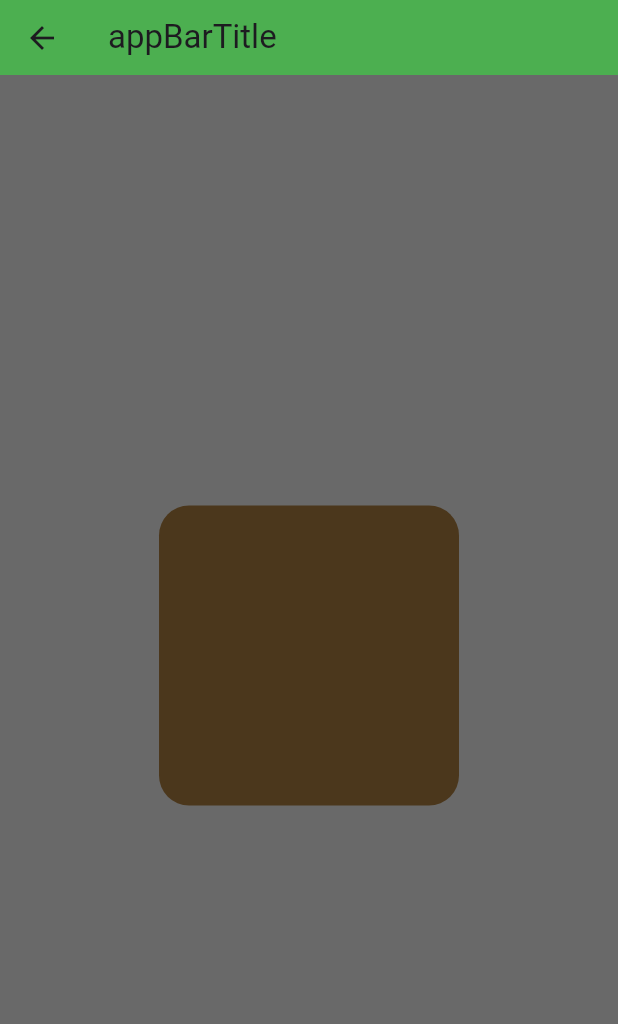
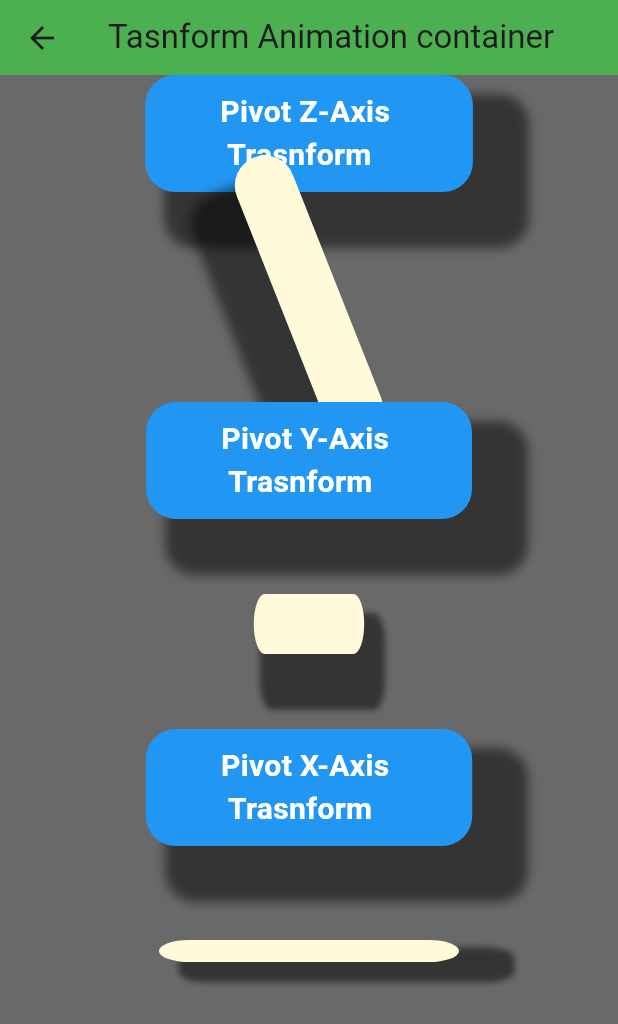
Before and after one commit to GaneshTamang/flutter_animations, a Flutter app: the MCTransformAnimationExample screen opened directly, on a phone screen of 412 x 824 dp. Shown: the top 1024 px of the screen. Run offline on Flutter 3.47's test engine with Material 3 defaults, Android fonts, the phone set to English and light mode, and no system bars.

Commit message:
created rotation animation

```diff
--- a/lib/animtions_types/transform_animation_example.dart
+++ b/lib/animtions_types/transform_animation_example.dart
@@ -1,4 +1,7 @@
+import 'dart:math';
+
 import 'package:flutter/material.dart';
+
 import 'package:flutter_animations/custom_widgets/app_bar.dart';
 
 class MCTransformAnimationExample extends StatefulWidget {
@@ -10,23 +13,181 @@ class MCTransformAnimationExample extends StatefulWidget {
 }
 
 class _MCTransformAnimationExampleState
-    extends State<MCTransformAnimationExample> {
+// ! singleTickerProviderState mixin for vsync
+    extends State<MCTransformAnimationExample>
+    with SingleTickerProviderStateMixin {
+  late AnimationController _animationController;
+  late final Animation _animation;
+  @override
+  void initState() {
+    /*
+    0    0   degree
+    0.5  180 degree
+    1    360 degree
+    */
+    // !for animation created controller with vsync
+
+    _animationController = AnimationController(
+        vsync: this,
+        duration: const Duration(
+          seconds: 10,
+        ));
+    // !  get given tween value i.e. 0-360 or 2*pi .then animate with controller
+    _animation =
+        Tween<double>(begin: 0, end: 2 * pi).animate(_animationController);
+    // ! initiate animate controller  duration for animation duration
+    _animationController.repeat();
+
+    super.initState();
+  }
+
+  // !always dispose  for consistency of app system usage
+  @override
+  void dispose() {
+    _animationController.dispose();
+    super.dispose();
+  }
+
   @override
   Widget build(BuildContext context) {
     return SafeArea(
       child: Scaffold(
-        appBar: const MCAppBAr(appBarTitle: "appBarTitle"),
-        body: Center(
-          child: Container(
-            height: 200,
-            width: 200,
-            decoration: BoxDecoration(
-              color: const Color(0xFF4B371C),
-              borderRadius: BorderRadius.circular(20),
-            ),
+        appBar: const MCAppBAr(appBarTitle: "Tasnform Animation container "),
+        body: SingleChildScrollView(
+          child: Column(
+            mainAxisAlignment: MainAxisAlignment.center,
+            children: [
+              const HeadingWidget(headings: "Pivot Z-Axis \n Trasnform"),
+              Padding(
+                padding: const EdgeInsets.all(50),
+                child: Center(
+                  child: AnimatedBuilder(
+                    animation: _animationController,
+                    builder: (context, child) {
+                      return Transform(
+                        alignment: Alignment.center,
+                        // ! here take ididentity matriz of object ..then rotate pivot from z axis
+                        transform: Matrix4.identity()
+                          ..rotateZ(
+                            _animation.value,
+                          ),
+                        child: const B0xForAnimation(),
+                      );
+                    },
+                  ),
+                ),
+              ),
+              const HeadingWidget(headings: "Pivot Y-Axis \n Trasnform"),
+              Padding(
+                padding: const EdgeInsets.all(50.0),
+                child: Center(
+                  child: AnimatedBuilder(
+                    animation: _animationController,
+                    builder: (context, child) {
+                      return Transform(
+                        alignment: Alignment.center,
+                        // ! here take ididentity matriz of object ..then rotate pivot from z axis
+                        transform: Matrix4.identity()
+                          ..rotateY(
+                            _animation.value,
+                          ),
+                        child: const B0xForAnimation(),
+                      );
+                    },
+                  ),
+                ),
+              ),
+              const HeadingWidget(headings: "Pivot X-Axis \n Trasnform"),
+              Padding(
+                padding: const EdgeInsets.all(50),
+                child: Center(
+                  child: AnimatedBuilder(
+                    animation: _animationController,
+                    builder: (context, child) {
+                      return Transform(
+                        alignment: Alignment.center,
+                        // ! here take ididentity matriz of object ..then rotate pivot from z axis
+                        transform: Matrix4.identity()
+                          ..rotateX(
+                            _animation.value,
+                          ),
+                        child: const B0xForAnimation(),
+                      );
+                    },
+                  ),
+                ),
+              ),
+            ],
           ),
         ),
       ),
     );
   }
 }
+
+class HeadingWidget extends StatelessWidget {
+  final String headings;
+  const HeadingWidget({
+    super.key,
+    required this.headings,
+  });
+
+  @override
+  Widget build(BuildContext context) {
+    return Container(
+      padding: const EdgeInsets.symmetric(
+        horizontal: 50,
+        vertical: 10,
+      ),
+      decoration: BoxDecoration(
+        color: Colors.blue,
+        borderRadius: BorderRadius.circular(20),
+        boxShadow: [
+          BoxShadow(
+            color: Colors.black.withOpacity(0.5),
+            // ! from what  distance from object  shadow will strat to blur
+            blurRadius: 5,
+            //! radius of shadow that will spread
+            spreadRadius: 12,
+            // !distance for shadow how far the shadow will offset
+            offset: const Offset(25, 25),
+          ),
+        ],
+      ),
+      child: Text(
+        headings,
+        style: const TextStyle(
+            fontWeight: FontWeight.bold, color: Colors.white, fontSize: 20),
+      ),
+    );
+  }
+}
+
+class B0xForAnimation extends StatelessWidget {
+  const B0xForAnimation({
+    super.key,
+  });
+
+  @override
+  Widget build(BuildContext context) {
+    return Container(
+      height: 40,
+      width: 200,
+      decoration: BoxDecoration(
+        color: const Color(0xFFFFFADA),
+        borderRadius: BorderRadius.circular(20),
+        boxShadow: [
+          BoxShadow(
+            color: Colors.black.withOpacity(0.5),
+            // ! from what  distance from object  shadow will strat to blur
+            blurRadius: 5,
+            //! radius of shadow that will spread
+            spreadRadius: 12,
+            // !distance for shadow how far the shadow will offset
+            offset: const Offset(25, 25),
+          ),
+        ],
+      ),
+    );
+  }
+}
--- a/lib/custom_widgets/custom_naviagtion_button.dart
+++ b/lib/custom_widgets/custom_naviagtion_button.dart
@@ -14,7 +14,11 @@ class MCMaterialButton extends StatelessWidget {
   Widget build(BuildContext context) {
     return Padding(
       padding: const EdgeInsets.symmetric(horizontal: 20),
+      child: Padding(
+        padding: const EdgeInsets.all(8.0),
         child: Material(
+          // ! 100% opacity
+          color: const Color(0x00000000),
           child: MaterialButton(
             color: Colors.blueAccent,
             onPressed: () {
@@ -27,6 +31,7 @@ class MCMaterialButton extends StatelessWidget {
             child: Text(buttonNAme),
           ),
         ),
+      ),
     );
   }
 }
--- a/lib/main.dart
+++ b/lib/main.dart
@@ -17,7 +17,7 @@
       theme: ThemeData(
         colorScheme: ColorScheme.fromSeed(seedColor: Colors.deepPurple),
         useMaterial3: true,
-        scaffoldBackgroundColor: Color(0xFF696969),
+        scaffoldBackgroundColor: const Color(0xFF696969),
       ),
       home: const MainScreen(),
     );
```
Also changed, not shown: lib/custom_widgets/custom_roattion.dart (added, +53 -0 lines), lib/screens/main_screen.dart (+8 -1 lines). Lines whose indentation alone changed are shown as unchanged.
